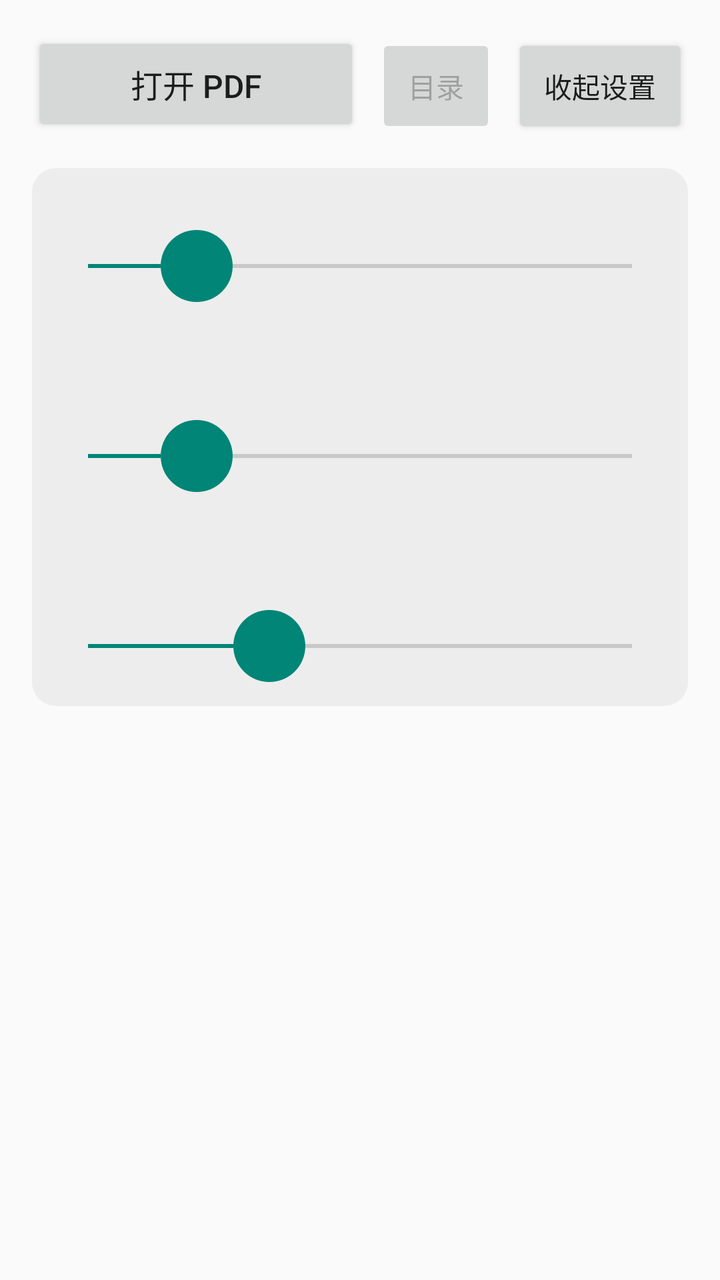
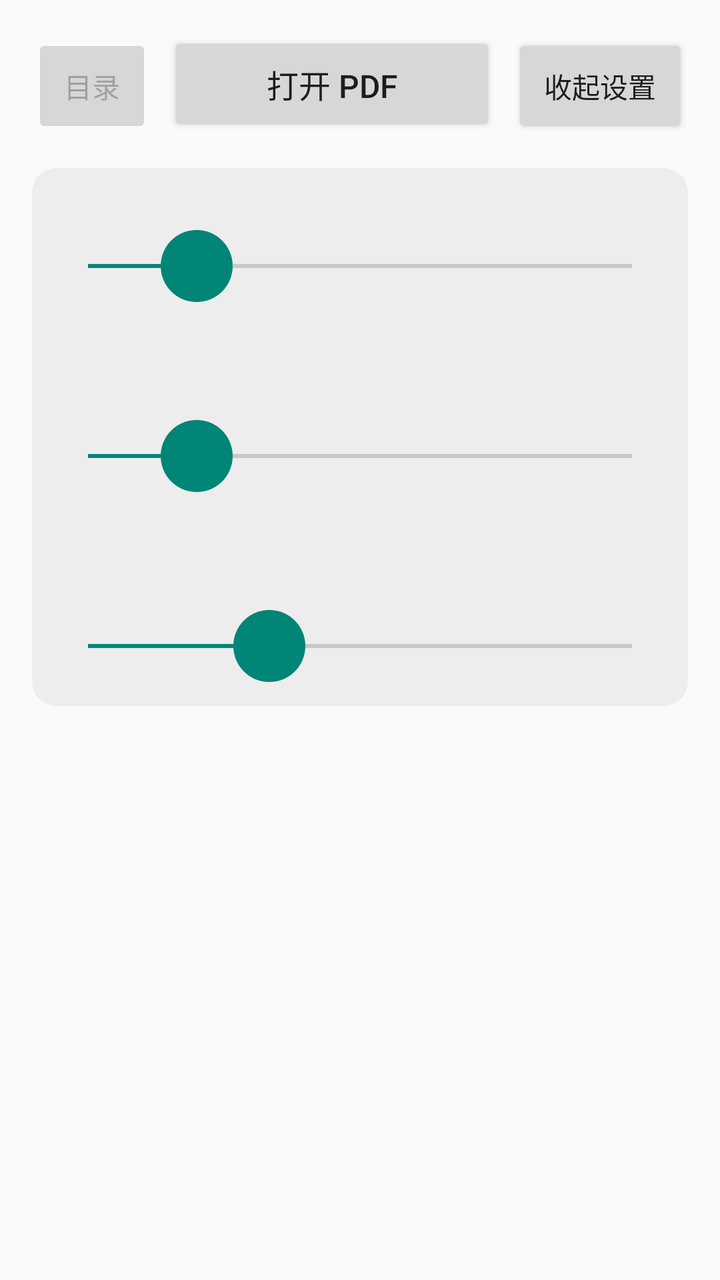

An Android layout rendered at two revisions. The XML below is the earlier revision; the diff shows what the commit changed to produce the second picture.
<!-- AndroidManifest.xml: application theme Theme.PdfReader -->
<!-- res/layout/activity_main.xml -->
<?xml version="1.0" encoding="utf-8"?>
<LinearLayout xmlns:android="http://schemas.android.com/apk/res/android"
    android:id="@+id/rootLayout"
    android:layout_width="match_parent"
    android:layout_height="match_parent"
    android:orientation="vertical"
    android:paddingHorizontal="16dp"
    android:paddingTop="16dp"
    android:paddingBottom="8dp">

    <LinearLayout
        android:layout_width="match_parent"
        android:layout_height="wrap_content"
        android:orientation="horizontal">

        <Button
            android:id="@+id/openButton"
            android:layout_width="0dp"
            android:layout_height="wrap_content"
            android:layout_weight="1"
            android:minHeight="52dp"
            android:text="@string/open_pdf"
            android:textSize="16sp" />

        <Button
            android:id="@+id/tocButton"
            android:layout_width="wrap_content"
            android:layout_height="wrap_content"
            android:layout_marginStart="8dp"
            android:enabled="false"
            android:minHeight="52dp"
            android:minWidth="0dp"
            android:paddingHorizontal="16dp"
            android:text="@string/toc_button"
            android:textSize="14sp" />

        <Button
            android:id="@+id/toggleSettingsButton"
            android:layout_width="wrap_content"
            android:layout_height="wrap_content"
            android:layout_marginStart="8dp"
            android:minHeight="52dp"
            android:minWidth="0dp"
            android:paddingHorizontal="16dp"
            android:text="@string/settings_toggle_hide"
            android:textSize="14sp" />

    </LinearLayout>

    <LinearLayout
        android:id="@+id/settingsPanel"
        android:layout_width="match_parent"
        android:layout_height="wrap_content"
        android:layout_marginTop="16dp"
        android:background="@drawable/bg_settings_panel"
        android:orientation="vertical"
        android:padding="12dp">

        <TextView
            android:id="@+id/fontSizeLabel"
            android:layout_width="match_parent"
            android:layout_height="wrap_content" />

        <SeekBar
            android:id="@+id/fontSizeSeekBar"
            android:layout_width="match_parent"
            android:layout_height="wrap_content"
            android:min="12"
            android:max="32"
            android:progress="16"
            android:thumb="@drawable/seekbar_thumb_large" />

        <TextView
            android:id="@+id/lineSpacingLabel"
            android:layout_width="match_parent"
            android:layout_height="wrap_content"
            android:layout_marginTop="40dp" />

        <SeekBar
            android:id="@+id/lineSpacingSeekBar"
            android:layout_width="match_parent"
            android:layout_height="wrap_content"
            android:min="0"
            android:max="10"
            android:progress="2"
            android:thumb="@drawable/seekbar_thumb_large" />

        <TextView
            android:id="@+id/paddingLabel"
            android:layout_width="match_parent"
            android:layout_height="wrap_content"
            android:layout_marginTop="40dp" />

        <SeekBar
            android:id="@+id/paddingSeekBar"
            android:layout_width="match_parent"
            android:layout_height="wrap_content"
            android:min="8"
            android:max="32"
            android:progress="16"
            android:thumb="@drawable/seekbar_thumb_large" />

    </LinearLayout>

    <ProgressBar
        android:id="@+id/progressBar"
        android:layout_width="match_parent"
        android:layout_height="wrap_content"
        android:layout_marginTop="12dp"
        android:layout_marginBottom="4dp"
        android:indeterminate="true"
        android:visibility="gone" />

    
    <ScrollView
        android:id="@+id/contentScrollView"
        android:layout_width="match_parent"
        android:layout_height="0dp"
        android:layout_marginTop="8dp"
        android:layout_weight="1">

        <LinearLayout
            android:id="@+id/contentContainer"
            android:layout_width="match_parent"
            android:layout_height="wrap_content"
            android:orientation="vertical"
            android:padding="16dp" />

    </ScrollView>

</LinearLayout>
<!-- resources referenced by this layout -->
<resources>
  <!-- drawable bg_settings_panel (drawable) -->
  <?xml version="1.0" encoding="utf-8"?>
  <shape xmlns:android="http://schemas.android.com/apk/res/android"
      android:shape="rectangle">
      <solid android:color="#1F888888" />
      <corners android:radius="12dp" />
  </shape>
  <!-- drawable seekbar_thumb_large (drawable) -->
  <?xml version="1.0" encoding="utf-8"?>
  <shape xmlns:android="http://schemas.android.com/apk/res/android"
      android:shape="oval">
      <solid android:color="?attr/colorControlActivated" />
      <size
          android:width="36dp"
          android:height="36dp" />
  </shape>
  <string name="open_pdf">打开 PDF</string>
  <string name="settings_toggle_hide">收起设置</string>
  <string name="toc_button">目录</string>
  <style name="Theme.PdfReader" parent="Theme.AppCompat.DayNight.NoActionBar" />
</resources>

<!-- the commit's change to res/layout/activity_main.xml (unified diff, before → after) -->
@@ -14,25 +14,25 @@
         android:orientation="horizontal">
 
         <Button
-            android:id="@+id/openButton"
-            android:layout_width="0dp"
-            android:layout_height="wrap_content"
-            android:layout_weight="1"
-            android:minHeight="52dp"
-            android:text="@string/open_pdf"
-            android:textSize="16sp" />
-
-        <Button
             android:id="@+id/tocButton"
             android:layout_width="wrap_content"
             android:layout_height="wrap_content"
-            android:layout_marginStart="8dp"
             android:enabled="false"
             android:minHeight="52dp"
             android:minWidth="0dp"
             android:paddingHorizontal="16dp"
             android:text="@string/toc_button"
             android:textSize="14sp" />
+
+        <Button
+            android:id="@+id/openButton"
+            android:layout_width="0dp"
+            android:layout_height="wrap_content"
+            android:layout_marginStart="8dp"
+            android:layout_weight="1"
+            android:minHeight="52dp"
+            android:text="@string/open_pdf"
+            android:textSize="16sp" />
 
         <Button
             android:id="@+id/toggleSettingsButton"
